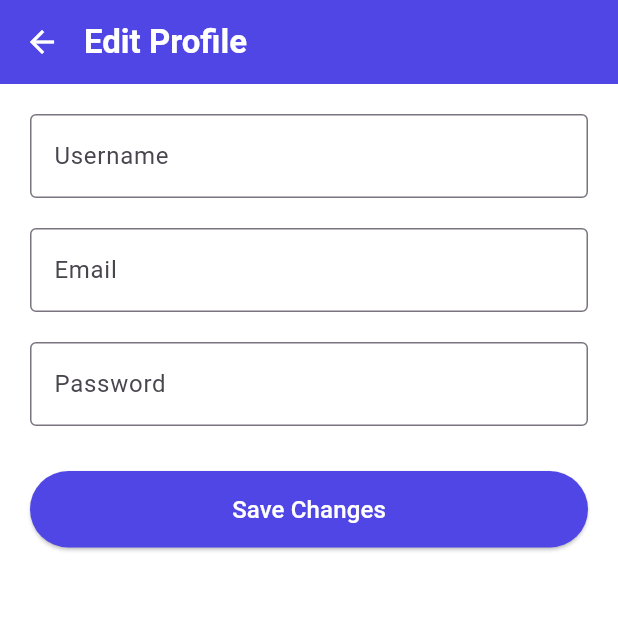
After one commit to saimashaikh30/Interactive-learning-and-performance-analyzer, a Flutter app: the ProfileScreen screen opened directly, after a tap on "Edit Profile", on a phone screen of 412 x 824 dp, the top half of it. The commit adds this screen. Run offline on Flutter 3.47's test engine with Material 3 defaults, Android fonts, the phone set to English and light mode, and no system bars; our stand-ins replace google_fonts, google_sign_in, shared_preferences; accounts and stored records are empty.

Commit message:
Profile flutter

```diff
--- a/ilps_mobile/lib/main.dart
+++ b/ilps_mobile/lib/main.dart
@@ -3,6 +3,7 @@ import 'screens/guest_home.dart';
 import 'colors/colors.dart';
 import 'screens/splash_screen.dart';
 import 'screens/dashboard_screen.dart';
+import 'screens/profile_screen.dart';
 import 'package:shared_preferences/shared_preferences.dart';
 
 void main() async {
@@ -28,7 +29,7 @@ class MyApp extends StatelessWidget {
       ),
       // If logged in, go to Dashboard. Otherwise, show Splash or Login.
       home: isLoggedIn ? const DashboardScreen() : const SplashScreen(),
-      // home: const DashboardScreen(),
+      // home: const ProfileScreen(),
     );
   }
 }
--- a/ilps_mobile/lib/screens/dashboard_screen.dart
+++ b/ilps_mobile/lib/screens/dashboard_screen.dart
@@ -293,6 +293,7 @@ class _DashboardScreenState extends State<DashboardScreen>
       (route) => false,
     );
   }
+
 
   String getGreeting() {
     final hour = DateTime.now().hour;
--- /dev/null
+++ b/ilps_mobile/lib/screens/edit_profile_screen.dart
@@ -0,0 +1,133 @@
+import 'package:flutter/material.dart';
+import 'package:shared_preferences/shared_preferences.dart';
+
+class EditProfileScreen extends StatefulWidget {
+  final String username;
+  final String email;
+  final bool isGoogleUser;
+
+  const EditProfileScreen({
+    super.key,
+    required this.username,
+    required this.email,
+    required this.isGoogleUser,
+  });
+
+  @override
+  State<EditProfileScreen> createState() => _EditProfileScreenState();
+}
+
+class _EditProfileScreenState extends State<EditProfileScreen> {
+  late TextEditingController usernameController;
+  late TextEditingController emailController;
+  TextEditingController passwordController = TextEditingController();
+
+  @override
+  void initState() {
+    super.initState();
+
+    usernameController = TextEditingController(text: widget.username);
+    emailController = TextEditingController(text: widget.email);
+  }
+
+  Future<void> saveProfile() async {
+    final prefs = await SharedPreferences.getInstance();
+
+    await prefs.setString("username", usernameController.text);
+    await prefs.setString("email", emailController.text);
+
+    Navigator.pop(context);
+  }
+
+  @override
+  Widget build(BuildContext context) {
+    return Scaffold(
+      /// White Screen
+      backgroundColor: Colors.white,
+
+      /// Same AppBar Style as other screens
+      appBar: AppBar(
+        backgroundColor: const Color(0xff4F46E5),
+        elevation: 0,
+        centerTitle: false,
+        iconTheme: const IconThemeData(color: Colors.white),
+        titleSpacing: 0,
+        title: const Text(
+          "Edit Profile",
+          style: TextStyle(
+            color: Colors.white,
+            fontWeight: FontWeight.bold,
+          ),
+        ),
+      ),
+
+      body: Padding(
+        padding: const EdgeInsets.all(20),
+        child: Column(
+          children: [
+            /// Username
+            TextField(
+              controller: usernameController,
+              decoration: const InputDecoration(
+                labelText: "Username",
+                border: OutlineInputBorder(),
+              ),
+            ),
+
+            const SizedBox(height: 20),
+
+            /// Email
+            TextField(
+              controller: emailController,
+              enabled: !widget.isGoogleUser,
+              decoration: InputDecoration(
+                labelText: "Email",
+                border: const OutlineInputBorder(),
+                helperText: widget.isGoogleUser
+                    ? "Google users cannot change email"
+                    : null,
+              ),
+            ),
+
+            const SizedBox(height: 20),
+
+            /// Password
+            TextField(
+              controller: passwordController,
+              enabled: !widget.isGoogleUser,
+              obscureText: true,
+              decoration: InputDecoration(
+                labelText: "Password",
+                border: const OutlineInputBorder(),
+                helperText: widget.isGoogleUser
+                    ? "Google users cannot change password"
+                    : null,
+              ),
+            ),
+
+            const SizedBox(height: 30),
+
+            /// Save Button
+            SizedBox(
+              width: double.infinity,
+              child: ElevatedButton(
+                onPressed: saveProfile,
+                style: ElevatedButton.styleFrom(
+                  backgroundColor: const Color(0xff4F46E5),
+                  padding: const EdgeInsets.symmetric(vertical: 14),
+                ),
+                child: const Text(
+                  "Save Changes",
+                  style: TextStyle(
+                    fontSize: 16,
+                    color: Colors.white,
+                  ),
+                ),
+              ),
+            )
+          ],
+        ),
+      ),
+    );
+  }
+}
--- /dev/null
+++ b/ilps_mobile/lib/screens/profile_screen.dart
@@ -0,0 +1,199 @@
+import 'package:flutter/material.dart';
+import 'package:shared_preferences/shared_preferences.dart';
+import 'login_screen.dart';
+import 'edit_profile_screen.dart';
+
+class ProfileScreen extends StatefulWidget {
+  const ProfileScreen({super.key});
+
+  @override
+  State<ProfileScreen> createState() => _ProfileScreenState();
+}
+
+class _ProfileScreenState extends State<ProfileScreen> {
+  String username = "";
+  String role = "";
+  String email = "";
+  bool isGoogleUser = false;
+
+  @override
+  void initState() {
+    super.initState();
+    loadUserData();
+  }
+
+  /// Load user data
+  Future<void> loadUserData() async {
+    final prefs = await SharedPreferences.getInstance();
+
+    setState(() {
+      username = prefs.getString("username") ?? "User";
+      role = prefs.getString("role") ?? "Student";
+      email = prefs.getString("email") ?? "";
+      isGoogleUser = prefs.getBool("isGoogleUser") ?? false;
+    });
+  }
+
+  /// Logout confirmation dialog
+  void showLogoutDialog() {
+    showDialog(
+      context: context,
+      builder: (context) {
+        return AlertDialog(
+          title: const Text("Logout"),
+          content: const Text("Are you sure you want to logout?"),
+          actions: [
+            TextButton(
+              onPressed: () => Navigator.pop(context),
+              child: const Text("Cancel"),
+            ),
+            ElevatedButton(
+              onPressed: () {
+                Navigator.pop(context);
+                logout(context);
+              },
+              child: const Text("Logout"),
+            ),
+          ],
+        );
+      },
+    );
+  }
+
+  /// Logout function
+  Future<void> logout(BuildContext context) async {
+    final prefs = await SharedPreferences.getInstance();
+
+    await prefs.remove('isLoggedIn');
+    await prefs.remove('user_name');
+    await prefs.remove('name');
+    await prefs.remove('username');
+
+    if (!mounted) return;
+
+    Navigator.pushAndRemoveUntil(
+      context,
+      MaterialPageRoute(
+        builder: (_) => const LoginScreen(),
+      ),
+      (route) => false,
+    );
+  }
+
+  @override
+  Widget build(BuildContext context) {
+    String firstLetter = username.isNotEmpty ? username[0].toUpperCase() : "?";
+
+    return Scaffold(
+      /// WHITE BACKGROUND
+      backgroundColor: Colors.white,
+
+      appBar: AppBar(
+        backgroundColor: const Color(0xff4F46E5),
+        elevation: 0,
+        centerTitle: true,
+        iconTheme: const IconThemeData(color: Colors.white),
+        titleSpacing: 0,
+        title: const Text(
+          "Profile",
+          style: TextStyle(
+            color: Colors.white,
+            fontWeight: FontWeight.bold,
+            fontSize: 22,
+          ),
+        ),
+      ),
+      body: Padding(
+        padding: const EdgeInsets.all(20),
+        child: Column(
+          children: [
+            /// Profile Avatar
+            Container(
+              padding:
+                  const EdgeInsets.all(4), // space between avatar and border
+              decoration: BoxDecoration(
+                shape: BoxShape.circle,
+                border: Border.all(
+                  color: const Color(0xff4F46E5), // same as your app theme
+                  width: 3,
+                ),
+              ),
+              child: CircleAvatar(
+                radius: 50,
+                backgroundColor: Colors.blue.shade100,
+                child: Text(
+                  firstLetter,
+                  style: const TextStyle(
+                    fontSize: 40,
+                    fontWeight: FontWeight.bold,
+                    color: Colors.blue,
+                  ),
+                ),
+              ),
+            ),
+
+            const SizedBox(height: 15),
+
+            /// Username
+            Text(
+              username,
+              style: const TextStyle(
+                fontSize: 22,
+                fontWeight: FontWeight.bold,
+              ),
+            ),
+
+            /// Role
+            Text(
+              role,
+              style: const TextStyle(
+                fontSize: 16,
+                color: Colors.grey,
+              ),
+            ),
+
+            const SizedBox(height: 30),
+
+            /// Edit Profile Card
+            Card(
+              color: Colors.white,
+              elevation: 2,
+              child: ListTile(
+                leading: const Icon(Icons.edit),
+                title: const Text("Edit Profile"),
+                trailing: const Icon(Icons.arrow_forward_ios, size: 16),
+                onTap: () {
+                  Navigator.push(
+                    context,
+                    MaterialPageRoute(
+                      builder: (_) => EditProfileScreen(
+                        username: username,
+                        email: email,
+                        isGoogleUser: isGoogleUser,
+                      ),
+                    ),
+                  ).then((_) => loadUserData());
+                },
+              ),
+            ),
+
+            const Spacer(),
+
+            /// Logout Button
+            SizedBox(
+              width: double.infinity,
+              child: ElevatedButton.icon(
+                icon: const Icon(Icons.logout),
+                label: const Text("Logout"),
+                style: ElevatedButton.styleFrom(
+                  minimumSize: const Size(double.infinity, 50),
+                ),
+                onPressed: showLogoutDialog,
+              ),
+            )
+          ],
+        ),
+      ),
+    );
+  }
+}
```
Also changed, not shown: package-lock.json (added).
